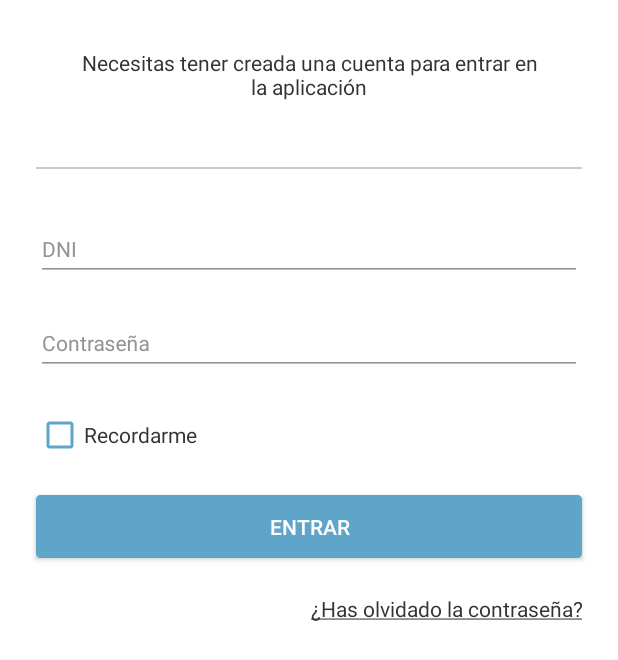
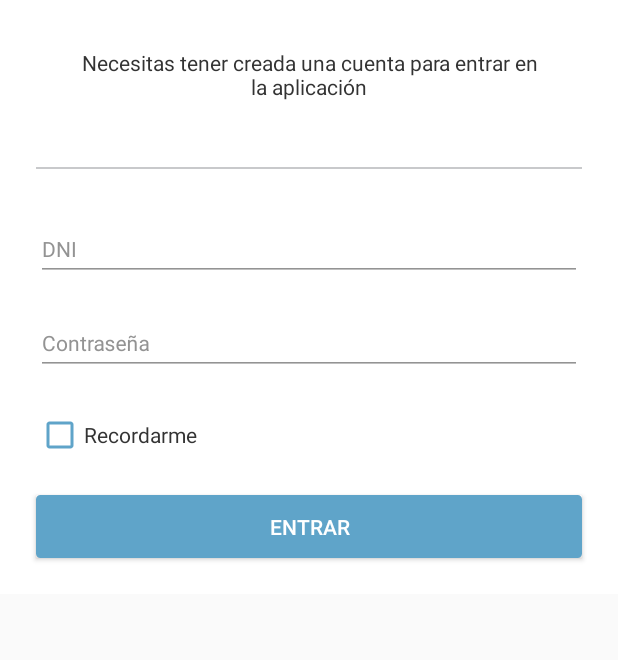
Before and after one commit to pydcoding/PostUciApp, an Android app: the layout dialog_sign_in_medic.xml on its own in the app's theme, with its tools: preview values and no code run, on a phone screen of 412 x 824 dp. Shown: the top 660 px of the screen. Run offline under Robolectric (Android 15) with nearby library versions, the phone set to English and light mode, and no system bars.

```diff
--- a/app/src/main/java/com/pyd/postuciapp/utils/SharedPreferencesManager.java
+++ b/app/src/main/java/com/pyd/postuciapp/utils/StorageManager.java
@@ -3,18 +3,16 @@ package com.pyd.postuciapp.utils;
 import android.content.Context;
 import android.content.SharedPreferences;
 
-import com.google.gson.Gson;
-
 import org.jetbrains.annotations.NotNull;
 
-public class SharedPreferencesManager {
+public class StorageManager {
 
     private static final String KEY_LOGGED_IN = "logged_in";
 
     private static SharedPreferences mSharedPreferences;
     private static SharedPreferences.Editor mEditor;
 
-    public SharedPreferencesManager(@NotNull Context context) {
+    public StorageManager(@NotNull Context context) {
         mSharedPreferences = context.getSharedPreferences("preferences", Context.MODE_PRIVATE);
     }
 
--- a/app/src/main/res/layout/dialog_sign_in_medic.xml
+++ b/app/src/main/res/layout/dialog_sign_in_medic.xml
@@ -100,6 +100,7 @@
                 android:layout_height="42dp"
                 android:layout_marginRight="24dp"
                 android:layout_marginLeft="24dp"
+                android:layout_marginBottom="24dp"
                 android:textColor="@android:color/white"
                 android:textSize="14sp"
                 app:cpb_cornerRadius="1dp"
@@ -110,16 +111,6 @@
                 app:cpb_colorIndicator="@color/colorAccent"
                 app:cpb_colorIndicatorBackground="@android:color/transparent"
                 app:cpb_colorProgress="@android:color/transparent"/>
-
-            <!-- Olvidar contraseña -->
-            <androidx.appcompat.widget.AppCompatTextView
-                android:id="@+id/password_forgotten"
-                android:layout_width="match_parent"
-                android:layout_height="wrap_content"
-                android:text="@string/forget_password"
-                android:textColor="@color/colorText"
-                android:layout_margin="24dp"
-                android:gravity="end"/>
 
         </LinearLayout>
 
```
Also changed, not shown: app/src/main/java/com/pyd/postuciapp/bean/Medic.java (+5 -3 lines).
